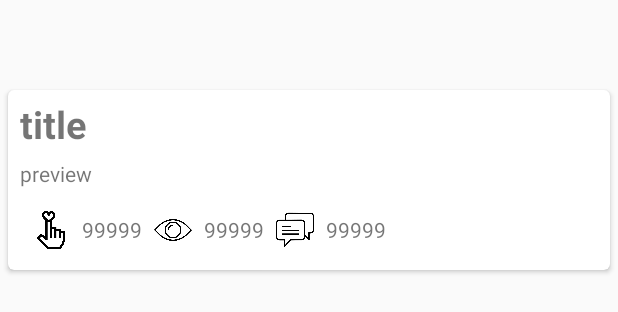
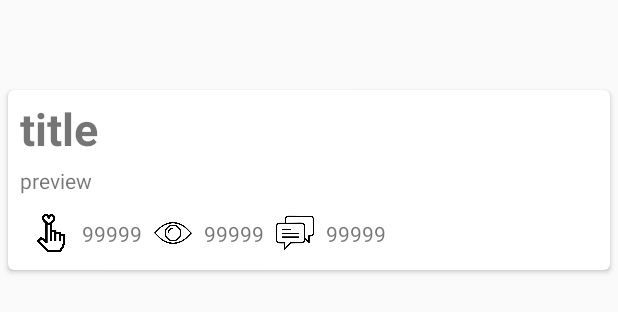
Before and after one commit to eebrian123tw93/TWB-Public, an Android app: the layout item_article.xml on its own in the app's theme, with its tools: preview values and no code run, on a phone screen of 412 x 824 dp. Shown: the part 438-750 px from the top of the screen. Run offline under Robolectric (Android 15) with nearby library versions, the phone set to English and light mode, and no system bars; network calls fail.

Commit message:
single line

```diff
--- a/TWBAndroid/app/src/main/res/layout/item_article.xml
+++ b/TWBAndroid/app/src/main/res/layout/item_article.xml
@@ -29,9 +29,10 @@
             <TextView
                 android:id="@+id/title_textview"
                 android:layout_width="match_parent"
-                android:layout_height="35dp"
+                android:layout_height="40dp"
+                android:gravity="center_vertical"
                 android:text="title"
-                android:textSize="25sp"
+                android:textSize="30sp"
                 android:textStyle="bold" />
 
             <TextView
@@ -40,6 +41,8 @@
                 android:layout_height="30dp"
                 android:gravity="center_vertical"
                 android:lines="1"
+                android:maxLines="1"
+                android:singleLine="true"
                 android:text="preview"
                 android:textAlignment="viewStart" />
 
```
